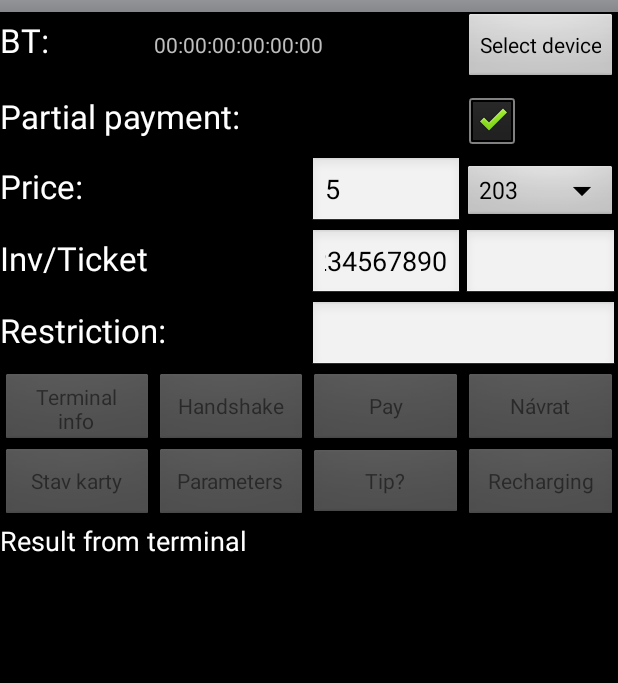
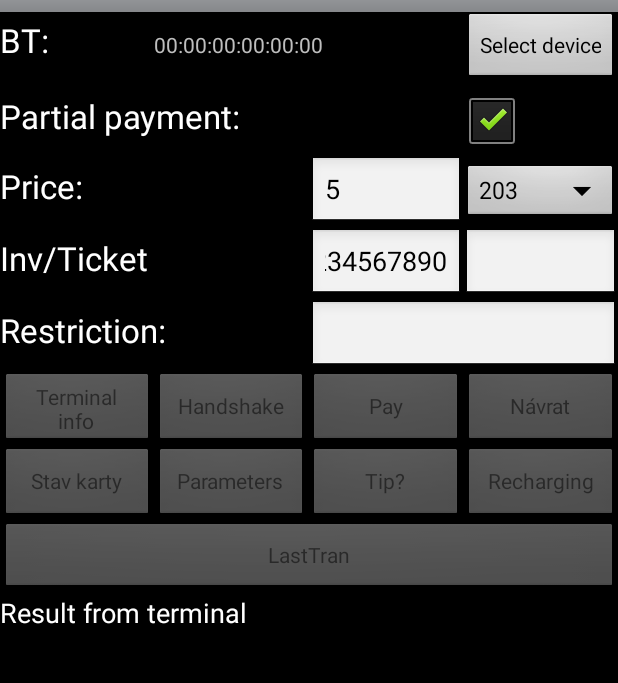
Before and after one commit to krajcovic/blueterm, an Android app: the SmartShopBaseActivity screen opened directly, with no data from a screen before it, on a phone screen of 412 x 824 dp, the part 60-743 px from its top. Run offline under Robolectric (Android 15) with nearby library versions, the phone set to English and light mode, and no system bars; our stand-ins replace AdMob.

Commit message:
New button in smartshop - last transaction.

```diff
--- a/androidstudio/MashRegister/app/build.gradle
+++ b/androidstudio/MashRegister/app/build.gradle
@@ -8,8 +8,8 @@ android {
         applicationId "cz.monetplus.mashregisterplus.ingenico"
         minSdkVersion 16
         targetSdkVersion 23
-        versionCode 44
-        versionName "44.0"
+        versionCode 45
+        versionName "45.0"
         vectorDrawables.useSupportLibrary = true
     }
     buildTypes {
--- a/androidstudio/MashRegister/app/src/main/java/cz/monetplus/mashregister/ingenico/SmartShopBaseActivity.java
+++ b/androidstudio/MashRegister/app/src/main/java/cz/monetplus/mashregister/ingenico/SmartShopBaseActivity.java
@@ -7,7 +7,6 @@ import android.os.AsyncTask;
 import android.os.Bundle;
 import android.view.Menu;
 import android.view.MenuInflater;
-import android.view.MenuItem;
 import android.view.View;
 import android.view.View.OnClickListener;
 import android.view.Window;
@@ -239,6 +238,15 @@ public class SmartShopBaseActivity extends AdActivity {
                 doTransacation(TransactionCommand.SMART_SHOP_PARAMETRS_CALL);
             }
         });
+
+        temp = (Button) findViewById(R.id.buttonSmartShopGetLastTransaction);
+        temp.setOnClickListener(new OnClickListener() {
+
+            @Override
+            public void onClick(View v) {
+                doTransacation(TransactionCommand.SMART_SHOP_GET_LAST_TRAN);
+            }
+        });
     }
 
     @Override
@@ -299,6 +307,8 @@ public class SmartShopBaseActivity extends AdActivity {
         button = (Button) findViewById(R.id.buttonCardState);
         button.setEnabled(enabled);
         button = (Button) findViewById(R.id.buttonTip);
+        button.setEnabled(enabled);
+        button = (Button) findViewById(R.id.buttonSmartShopGetLastTransaction);
         button.setEnabled(enabled);
     }
 
--- a/androidstudio/MashRegister/app/src/main/res/layout/activity_mbca_base.xml
+++ b/androidstudio/MashRegister/app/src/main/res/layout/activity_mbca_base.xml
@@ -203,7 +203,7 @@
                     android:text="@string/dotransactionpay" />
 
                 <Button
-                    android:id="@+id/buttonLastTran"
+                    android:id="@+id/buttonMbcaLastTran"
                     style="?android:attr/buttonBarButtonStyle"
                     android:layout_width="0dp"
                     android:layout_height="fill_parent"
--- a/androidstudio/MashRegister/app/src/main/res/layout/activity_smartshop_base.xml
+++ b/androidstudio/MashRegister/app/src/main/res/layout/activity_smartshop_base.xml
@@ -283,20 +283,34 @@
                     style="?android:attr/buttonBarButtonStyle"
                     android:id="@+id/buttonTip"
                     android:layout_width="0dp"
-                    android:layout_height="wrap_content"
+                    android:layout_height="fill_parent"
                     android:layout_weight="1"
                     android:text="@string/textTip" />
 
                 <Button
+                    style="?android:attr/buttonBarButtonStyle"
                     android:id="@+id/buttonRecharging"
+                    android:layout_width="0dp"
+                    android:layout_height="fill_parent"
+                    android:text="@string/textRecharging"
+                    android:layout_weight="1" />
+
+            </LinearLayout>
+
+
+            <LinearLayout
+                android:orientation="horizontal"
+                android:layout_width="match_parent"
+                android:layout_height="match_parent">
+
+                <Button
                     style="?android:attr/buttonBarButtonStyle"
+                    android:id="@+id/buttonSmartShopGetLastTransaction"
                     android:layout_width="0dp"
                     android:layout_height="fill_parent"
                     android:layout_weight="1"
-                    android:text="@string/dotransactionrecharging" />
-
+                    android:text="@string/lasttran" />
             </LinearLayout>
-
 
             <TextView
                 android:id="@+id/textAnswer"
--- a/androidstudio/MashRegister/app/src/main/res/values/strings.xml
+++ b/androidstudio/MashRegister/app/src/main/res/values/strings.xml
@@ -86,5 +86,6 @@
     <string name="title_alternateId">Alternate ID</string>
     <string name="accountInfoButtonText">Account info</string>
     <string name="accountInfoTestButtonText">Account Info Test</string>
+    <string name="textRecharging">Recharging</string>
 
 </resources>
--- a/androidstudio/MashRegister/blueterm/build.gradle
+++ b/androidstudio/MashRegister/blueterm/build.gradle
@@ -7,8 +7,8 @@ android {
     defaultConfig {
         minSdkVersion 16
         targetSdkVersion 23
-        versionCode 44
-        versionName "44.0"
+        versionCode 45
+        versionName "45.0"
     }
     buildTypes {
         release {
```
Also changed, not shown: androidstudio/MashRegister/app/src/main/java/cz/monetplus/mashregister/ingenico/MbcaBaseActivity.java (+3 -9 lines).
